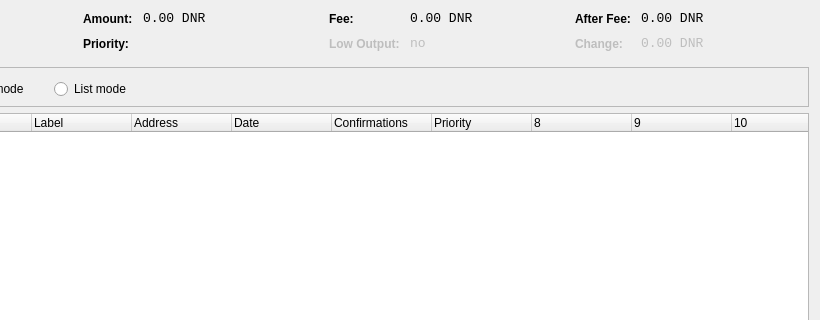
First picture: the form in src/qt/forms/coincontroldialog.ui, repository metaspartan/denarius, before the edit; both pictures show x 180 to 1000 and y 0 to 320 of the 1000 by 500 pixel window.
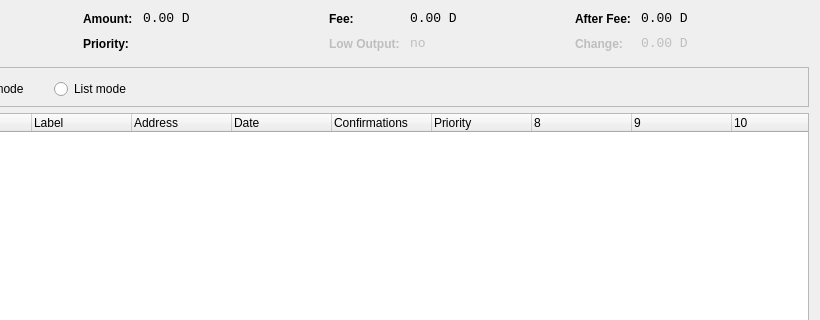
Second picture: the form after the edit. Custom widgets are drawn as their Qt base class.

```diff
--- a/src/qt/forms/coincontroldialog.ui
+++ b/src/qt/forms/coincontroldialog.ui
@@ -141,7 +141,7 @@
           <enum>Qt::ActionsContextMenu</enum>
          </property>
          <property name="text">
-          <string notr="true">0.00 DNR</string>
+          <string notr="true">0.00 D</string>
          </property>
          <property name="textInteractionFlags">
           <set>Qt::LinksAccessibleByMouse|Qt::TextSelectableByKeyboard|Qt::TextSelectableByMouse</set>
@@ -221,7 +221,7 @@
           <enum>Qt::ActionsContextMenu</enum>
          </property>
          <property name="text">
-          <string notr="true">0.00 DNR</string>
+          <string notr="true">0.00 D</string>
          </property>
          <property name="textInteractionFlags">
           <set>Qt::LinksAccessibleByMouse|Qt::TextSelectableByKeyboard|Qt::TextSelectableByMouse</set>
@@ -307,7 +307,7 @@
           <enum>Qt::ActionsContextMenu</enum>
          </property>
          <property name="text">
-          <string notr="true">0.00 DNR</string>
+          <string notr="true">0.00 D</string>
          </property>
          <property name="textInteractionFlags">
           <set>Qt::LinksAccessibleByMouse|Qt::TextSelectableByKeyboard|Qt::TextSelectableByMouse</set>
@@ -345,7 +345,7 @@
           <enum>Qt::ActionsContextMenu</enum>
          </property>
          <property name="text">
-          <string notr="true">0.00 DNR</string>
+          <string notr="true">0.00 D</string>
          </property>
          <property name="textInteractionFlags">
           <set>Qt::LinksAccessibleByMouse|Qt::TextSelectableByKeyboard|Qt::TextSelectableByMouse</set>
```
